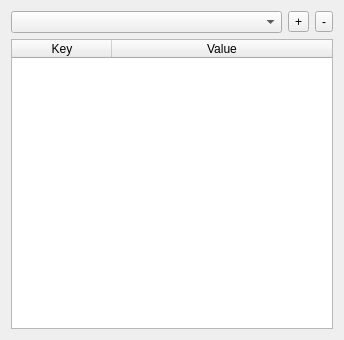
Old version of the form RequestFlowApp/RequestFlow/ui/EnvironmentsWidget.ui in the repository fatehmtd/RequestFlow.
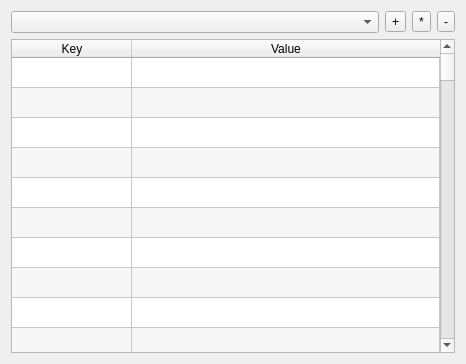
New version of the form. Icons and pictures are not drawn.

```diff
--- a/RequestFlowApp/RequestFlow/ui/EnvironmentsWidget.ui
+++ b/RequestFlowApp/RequestFlow/ui/EnvironmentsWidget.ui
@@ -6,15 +6,15 @@
    <rect>
     <x>0</x>
     <y>0</y>
-    <width>344</width>
-    <height>340</height>
+    <width>466</width>
+    <height>364</height>
    </rect>
   </property>
   <property name="windowTitle">
    <string>Environments</string>
   </property>
   <layout class="QGridLayout" name="gridLayout">
-   <item row="0" column="2">
+   <item row="0" column="3">
     <widget class="QToolButton" name="toolButton_remove">
      <property name="text">
       <string>-</string>
@@ -24,17 +24,7 @@
      </property>
     </widget>
    </item>
-   <item row="0" column="1">
-    <widget class="QToolButton" name="toolButton_add">
-     <property name="text">
-      <string>+</string>
-     </property>
-     <property name="icon">
-      <iconset theme=":/ui/plus"/>
-     </property>
-    </widget>
-   </item>
-   <item row="1" column="0" colspan="3">
+   <item row="1" column="0" colspan="4">
     <widget class="QTableWidget" name="tableWidget_entries">
      <property name="alternatingRowColors">
       <bool>true</bool>
@@ -42,9 +32,118 @@
      <property name="sortingEnabled">
       <bool>true</bool>
      </property>
+     <property name="rowCount">
+      <number>100</number>
+     </property>
+     <attribute name="horizontalHeaderMinimumSectionSize">
+      <number>120</number>
+     </attribute>
      <attribute name="horizontalHeaderStretchLastSection">
       <bool>true</bool>
      </attribute>
+     <attribute name="verticalHeaderVisible">
+      <bool>false</bool>
+     </attribute>
+     <row/>
+     <row/>
+     <row/>
+     <row/>
+     <row/>
+     <row/>
+     <row/>
+     <row/>
+     <row/>
+     <row/>
+     <row/>
+     <row/>
+     <row/>
+     <row/>
+     <row/>
+     <row/>
+     <row/>
+     <row/>
+     <row/>
+     <row/>
+     <row/>
+     <row/>
+     <row/>
+     <row/>
+     <row/>
+     <row/>
+     <row/>
+     <row/>
+     <row/>
+     <row/>
+     <row/>
+     <row/>
+     <row/>
+     <row/>
+     <row/>
+     <row/>
+     <row/>
+     <row/>
+     <row/>
+     <row/>
+     <row/>
+     <row/>
+     <row/>
+     <row/>
+     <row/>
+     <row/>
+     <row/>
+     <row/>
+     <row/>
+     <row/>
+     <row/>
+     <row/>
+     <row/>
+     <row/>
+     <row/>
+     <row/>
+     <row/>
+     <row/>
+     <row/>
+     <row/>
+     <row/>
+     <row/>
+     <row/>
+     <row/>
+     <row/>
+     <row/>
+     <row/>
+     <row/>
+     <row/>
+     <row/>
+     <row/>
+     <row/>
+     <row/>
+     <row/>
+     <row/>
+     <row/>
+     <row/>
+     <row/>
+     <row/>
+     <row/>
+     <row/>
+     <row/>
+     <row/>
+     <row/>
+     <row/>
+     <row/>
+     <row/>
+     <row/>
+     <row/>
+     <row/>
+     <row/>
+     <row/>
+     <row/>
+     <row/>
+     <row/>
+     <row/>
+     <row/>
+     <row/>
+     <row/>
+     <row/>
      <column>
       <property name="text">
        <string>Key</string>
@@ -64,6 +163,24 @@
      </property>
     </widget>
    </item>
+   <item row="0" column="1">
+    <widget class="QToolButton" name="toolButton_add">
+     <property name="text">
+      <string>+</string>
+     </property>
+     <property name="icon">
+      <iconset theme=":/ui/plus">
+       <normaloff>.</normaloff>.</iconset>
+     </property>
+    </widget>
+   </item>
+   <item row="0" column="2">
+    <widget class="QToolButton" name="toolButton_clone">
+     <property name="text">
+      <string>*</string>
+     </property>
+    </widget>
+   </item>
   </layout>
  </widget>
  <layoutdefault spacing="6" margin="11"/>
```
Left out of the diff: 3 changed lines with no effect on the pictures.
